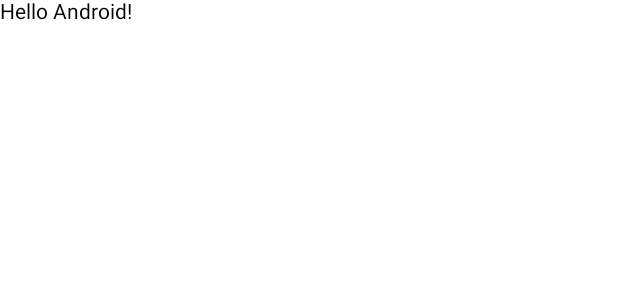
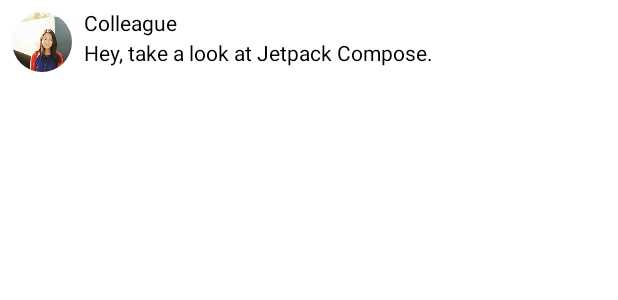
Before and after one commit to ArielWangX/LearningCompose, an Android app built with Jetpack Compose: the @Preview function PreviewMessageCard, on a phone screen of 412 x 824 dp. Shown: the top 300 px of the screen. Run offline under Robolectric (Android 15) with nearby library versions, the phone set to English and light mode, and no system bars.

Commit message:
Lesson 2: Layouts

```diff
--- a/app/src/main/java/com/yourcompany/learningcompose/MainActivity.kt
+++ b/app/src/main/java/com/yourcompany/learningcompose/MainActivity.kt
@@ -3,12 +3,24 @@ package com.yourcompany.learningcompose
 import android.os.Bundle
 import androidx.activity.ComponentActivity
 import androidx.activity.compose.setContent
+import androidx.compose.foundation.Image
+import androidx.compose.foundation.layout.Column
+import androidx.compose.foundation.layout.Row
+import androidx.compose.foundation.layout.Spacer
+import androidx.compose.foundation.layout.height
+import androidx.compose.foundation.layout.padding
+import androidx.compose.foundation.layout.size
+import androidx.compose.foundation.layout.width
+import androidx.compose.foundation.shape.CircleShape
+import androidx.compose.ui.Modifier
+import androidx.compose.ui.draw.clip
+import androidx.compose.ui.unit.dp
 import androidx.compose.foundation.layout.fillMaxSize
 import androidx.compose.material.MaterialTheme
 import androidx.compose.material.Surface
 import androidx.compose.material.Text
 import androidx.compose.runtime.Composable
-import androidx.compose.ui.Modifier
+import androidx.compose.ui.res.painterResource
 import androidx.compose.ui.tooling.preview.Preview
 import com.yourcompany.learningcompose.ui.theme.LearningComposeTheme
 
@@ -16,43 +28,45 @@ class MainActivity : ComponentActivity() {
     override fun onCreate(savedInstanceState: Bundle?) {
         super.onCreate(savedInstanceState)
         setContent {
-//            LearningComposeTheme {
-//                // A surface container using the 'background' color from the theme
-//                Surface(
-//                    modifier = Modifier.fillMaxSize(),
-//                    color = MaterialTheme.colors.background
-//                ) {
-//                    Greeting("Android")
-//                }
-//            }   // LearningComposeTheme
-
-//            MessageCard("Android")
+            MessageCard(Message("Android", "Jetpack Compose"))
 
 
         }   // setContent
     }   // override fun onCreate(savedInstanceState: Bundle?)
 }   // class MainActivity : ComponentActivity()
 
-@Composable
-fun Greeting(name: String) {
-    Text(text = "Hello $name!")
-}
-
-@Preview(showBackground = true)
-@Composable
-fun DefaultPreview() {
-    LearningComposeTheme {
-        Greeting("Android")
-    }
-}
+data class Message(val author: String, val body: String)
 
 @Composable
-fun MessageCard(name: String) {
-    Text(text = "Hello $name!")
+fun MessageCard(msg: Message) {
+    // Add padding around our message
+    Row(modifier = Modifier.padding(all = 8.dp)) {
+        Image(
+            painter = painterResource(id = R.drawable.profile_picture),
+            contentDescription = "Contact profile picture",
+            modifier = Modifier
+                // Set image size to 40 dp
+                .size(40.dp)
+                // Clip image to be shaped as a circle
+                .clip(CircleShape)
+        )
+
+        // Add a horizontal space between the image and the column text content.
+        Spacer(modifier = Modifier.width(8.dp))
+
+        Column() {
+            Text(text = msg.author)
+            // Add a vertical space between the author and message
+            Spacer(modifier = Modifier.height(4.dp))
+            Text(text = msg.body)
+        }
+    }
 }
 
 @Preview(showSystemUi = true)
 @Composable
 fun PreviewMessageCard() {
-    MessageCard("Android")
+    MessageCard(msg = Message("Colleague","Hey, " +
+            "take a look at Jetpack Compose.")
+    )
 }
```
Also changed, not shown: app/src/main/res/drawable-mdpi/profile_picture.png (added), 1 other file.
